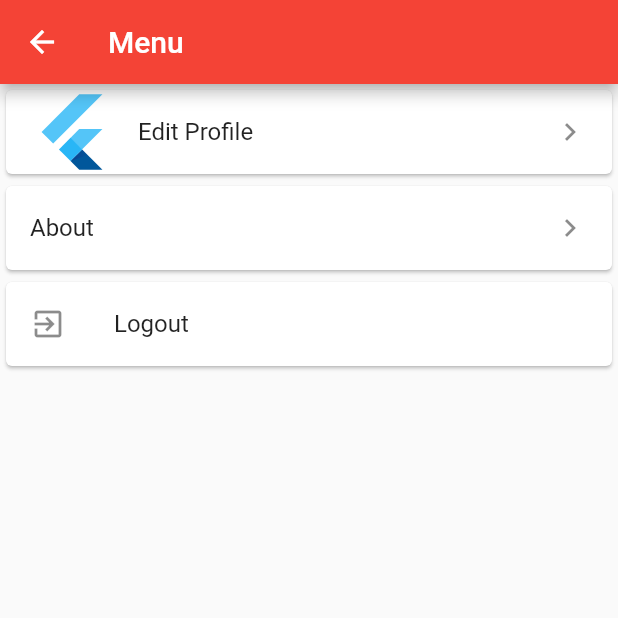
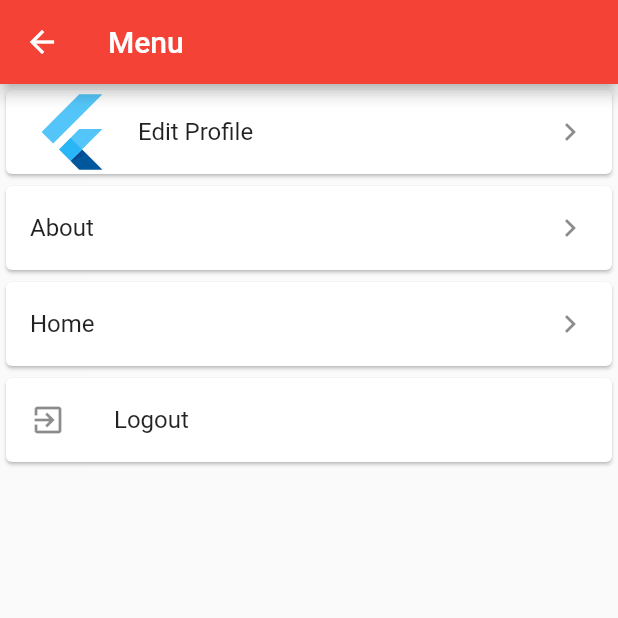
Before and after one commit to MHeidar2/Event-Engager-, a Flutter app: the MenuPage screen opened by its route, on a phone screen of 412 x 824 dp, the top half of it. Run offline on Flutter 3.47's test engine with Material 2 defaults, Android fonts, the phone set to English and light mode, and no system bars; our stand-ins replace flutter_signin_button.

Commit message:
Update menu.dart

```diff
--- a/lib/menu.dart
+++ b/lib/menu.dart
@@ -35,6 +35,15 @@ class _MenuPageState extends State<MenuPage> {
               },
             ),
           ),
+           Card(
+            child: ListTile(
+              title: Text("Home"),
+              trailing: Icon(Icons.keyboard_arrow_right),
+              onTap: () {
+                Navigator.pushNamed(context, '/Welcome');
+              },
+            ),
+          ),
           Card(
             child: ListTile(
               leading: Icon(Icons.exit_to_app),
```
